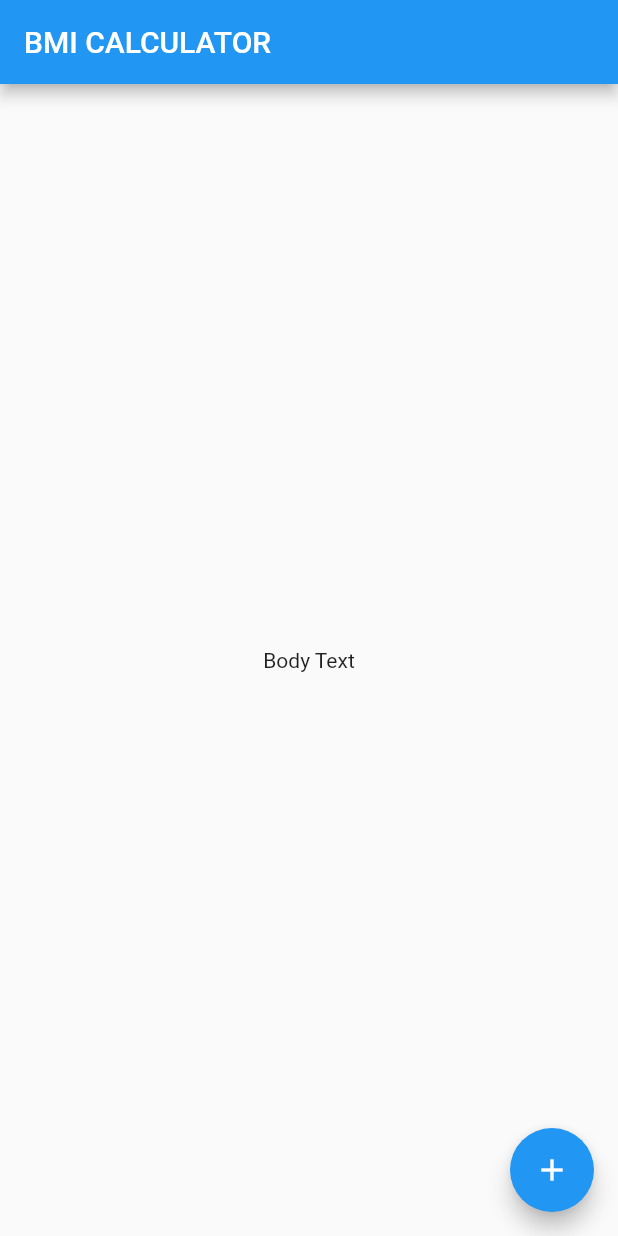
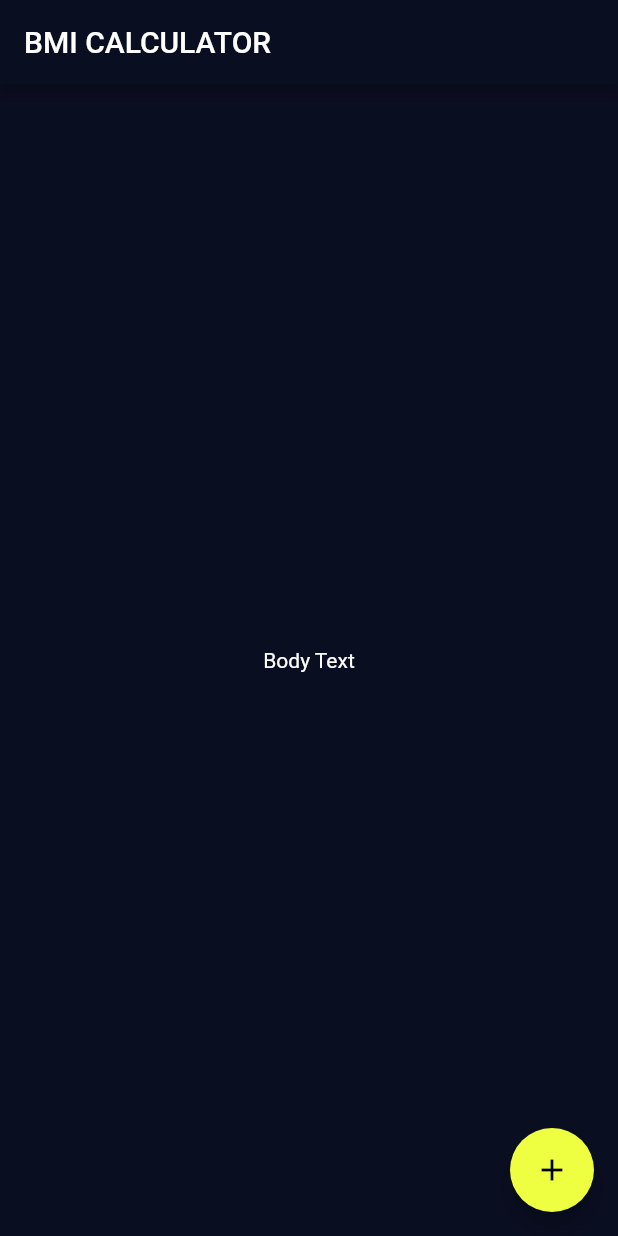
Before and after one commit to ujjwalmaity/bmi_calculator, a Flutter app: the screen it shows after launch, on a phone screen of 412 x 824 dp. Run offline on Flutter 3.47's test engine with Material 2 defaults, Android fonts, the phone set to English and light mode, and no system bars.

Commit message:
How to Use Flutter Themes

```diff
--- a/lib/main.dart
+++ b/lib/main.dart
@@ -6,6 +6,10 @@ class BMICalculator extends StatelessWidget {
   @override
   Widget build(BuildContext context) {
     return MaterialApp(
+      theme: ThemeData.dark().copyWith(
+        primaryColor: Color(0xFF0A0E21),
+        scaffoldBackgroundColor: Color(0xFF0A0E21),
+      ),
       home: InputPage(),
     );
   }
@@ -26,8 +30,13 @@ class _InputPageState extends State<InputPage> {
       body: Center(
         child: Text('Body Text'),
       ),
-      floatingActionButton: FloatingActionButton(
-        child: Icon(Icons.add),
+      floatingActionButton: Theme(
+        data: ThemeData(
+          accentColor: Colors.limeAccent,
+        ),
+        child: FloatingActionButton(
+          child: Icon(Icons.add),
+        ),
       ),
     );
   }
```
